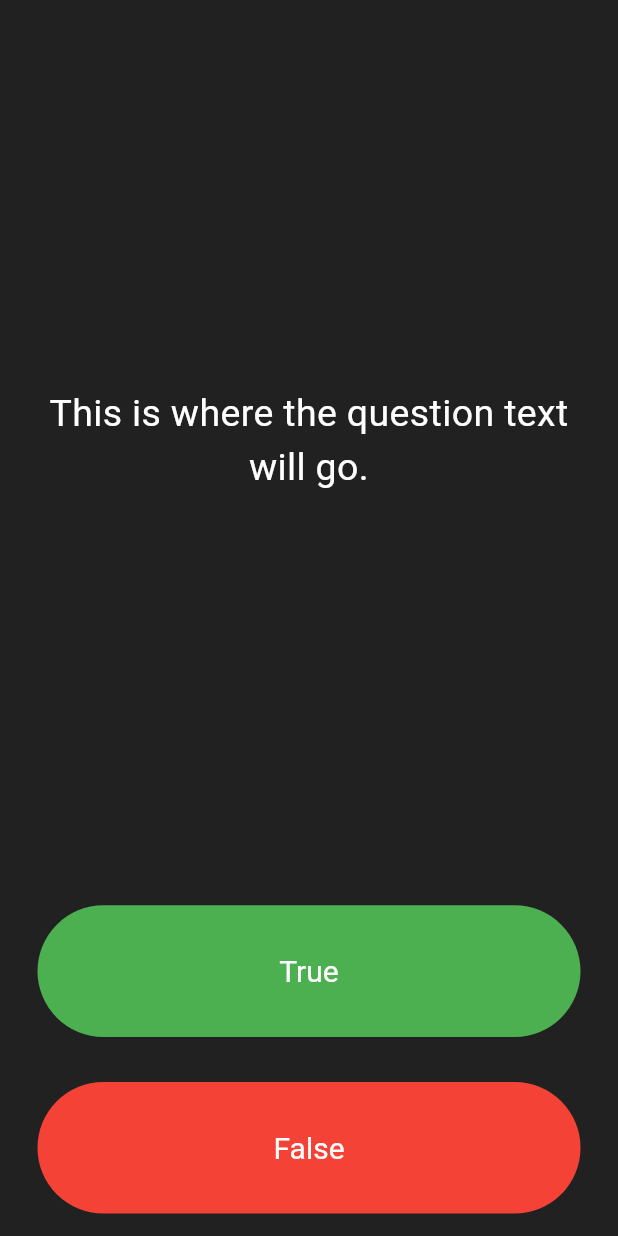
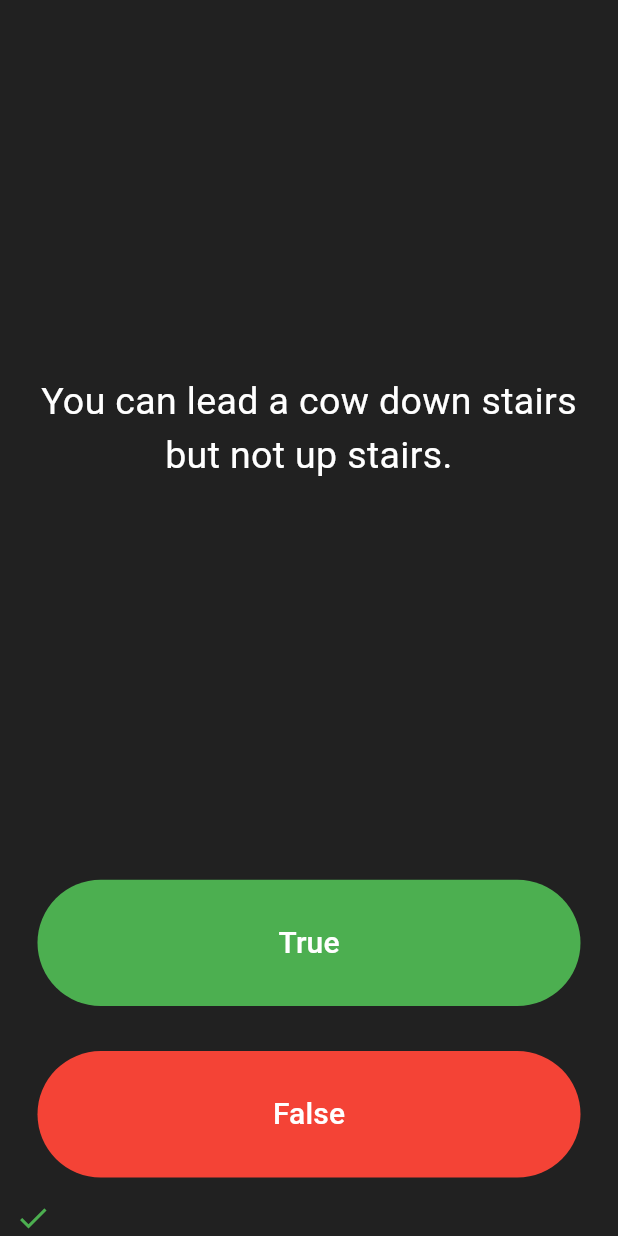
Before and after one commit to sky-hackeR/Quizzler, a Flutter app: the screen it shows after launch, after a tap on "True", on a phone screen of 412 x 824 dp. Run offline on Flutter 3.47's test engine with Material 3 defaults, Android fonts, the phone set to English and light mode, and no system bars; our stand-ins replace rflutter_alert.

Commit message:
Question logic done

```diff
--- a/lib/main.dart
+++ b/lib/main.dart
@@ -1,16 +1,18 @@
 import 'package:flutter/material.dart';
+import 'package:rflutter_alert/rflutter_alert.dart';
+import 'quiz_brain.dart';
 
-void main() => runApp(const Quizzler());
+QuizBrain quizBrain = QuizBrain();
+
+void main() => runApp(Quizzler());
 
 class Quizzler extends StatelessWidget {
-  const Quizzler({super.key});
-
   @override
   Widget build(BuildContext context) {
     return MaterialApp(
       home: Scaffold(
         backgroundColor: Colors.grey.shade900,
-        body: const SafeArea(
+        body: SafeArea(
           child: Padding(
             padding: EdgeInsets.symmetric(horizontal: 10.0),
             child: QuizPage(),
@@ -22,90 +24,89 @@ class Quizzler extends StatelessWidget {
 }
 
 class QuizPage extends StatefulWidget {
-  const QuizPage({super.key});
-
   @override
   _QuizPageState createState() => _QuizPageState();
 }
 
+class _QuizPageState extends State<QuizPage> {
   List<Icon> scoreKeeper = [];
 
-  List<String> questions = [
-    'You can lead a cow down stairs but not up stairs.',
-    'Approximately one quarter of human bones are in the feet.',
-    'A slug\'s blood is green.',
-  ];
+  void checkAnswer(bool userPickedAnswer) {
+    bool correctAnswer = quizBrain.getCorrectAnswer();
 
-class _QuizPageState extends State<QuizPage> {
+    setState(() {
+      if (quizBrain.isFinished()) {
+        Alert(
+          context: context,
+          title: 'Finished!',
+          desc: 'You\'ve reached the end of the quiz.',
+        ).show();
+        quizBrain.reset();
+        scoreKeeper = [];
+      } else {
+        if (userPickedAnswer == correctAnswer) {
+          scoreKeeper.add(Icon(Icons.check, color: Colors.green));
+        } else {
+          scoreKeeper.add(Icon(Icons.close, color: Colors.red));
+        }
+        quizBrain.nextQuestion();
+      }
+    });
+  }
+
   @override
   Widget build(BuildContext context) {
     return Column(
       mainAxisAlignment: MainAxisAlignment.spaceBetween,
       crossAxisAlignment: CrossAxisAlignment.stretch,
       children: <Widget>[
-        const Expanded(
+        Expanded(
           flex: 5,
           child: Padding(
             padding: EdgeInsets.all(10.0),
             child: Center(
               child: Text(
-                'This is where the question text will go.',
+                quizBrain.getQuestionText(),
                 textAlign: TextAlign.center,
-                style: TextStyle(
-                  fontSize: 25.0,
-                  color: Colors.white,
-                ),
+                style: TextStyle(fontSize: 25.0, color: Colors.white),
               ),
             ),
           ),
         ),
         Expanded(
           child: Padding(
-            padding: const EdgeInsets.all(15.0),
+            padding: EdgeInsets.all(15.0),
             child: TextButton(
               style: TextButton.styleFrom(
                 backgroundColor: Colors.green,
                 foregroundColor: Colors.white,
-                textStyle: const TextStyle(
-                  fontSize: 20.0,
-                ),
               ),
-              child: const Text('True'),
+              child: Text('True', style: TextStyle(fontSize: 20.0)),
               onPressed: () {
-                // The user picked true.
+                checkAnswer(true);
               },
             ),
           ),
         ),
         Expanded(
           child: Padding(
-            padding: const EdgeInsets.all(15.0),
+            padding: EdgeInsets.all(15.0),
             child: TextButton(
               style: TextButton.styleFrom(
                 backgroundColor: Colors.red,
                 foregroundColor: Colors.white,
-                textStyle: const TextStyle(
-                  fontSize: 20.0,
-                ),
               ),
-              child: const Text('False'),
+              child: Text('False', style: TextStyle(fontSize: 20.0)),
               onPressed: () {
-                // The user picked false.
+                checkAnswer(false);
               },
             ),
           ),
         ),
-        // TODO: Add a Row here as your score keeper
         Row(
           children: scoreKeeper,
-        )
+        ),
       ],
     );
   }
 }
-
-/*
-question1: 'You can lead a cow down stairs but not up stairs.', false,
-question2: 'Approximately one quarter of human bones are in the feet.', true,
-question3: 'A slug's blood is green.', true,
-*/
--- /dev/null
+++ b/lib/question.dart
@@ -0,0 +1,6 @@
+class Question {
+  final String questionText;
+  final bool questionAnswer;
+
+  Question(this.questionText, this.questionAnswer);
+}
--- /dev/null
+++ b/lib/quiz_brain.dart
@@ -0,0 +1,66 @@
+import 'question.dart';
+
+class QuizBrain {
+  int _questionNumber = 0;
+
+  List<Question> _questionBank = [
+    Question('Some cats are actually allergic to humans', true),
+    Question('You can lead a cow down stairs but not up stairs.', false),
+    Question('Approximately one quarter of human bones are in the feet.', true),
+    Question('A slug\'s blood is green.', true),
+    Question('Buzz Aldrin\'s mother\'s maiden name was \"Moon\".', true),
+    Question('It is illegal to pee in the Ocean in Portugal.', true),
+    Question(
+        'No piece of square dry paper can be folded in half more than 7 times.',
+        false),
+    Question(
+        'In London, UK, if you happen to die in the House of Parliament, you are technically entitled to a state funeral, because the building is considered too sacred a place.',
+        true),
+    Question(
+        'The loudest sound produced by any animal is 188 decibels. That animal is the African Elephant.',
+        false),
+    Question(
+        'The total surface area of two human lungs is approximately 70 square metres.',
+        true),
+    Question('Google was originally called \"Backrub\".', true),
+    Question(
+        'Chocolate affects a dog\'s heart and nervous system; a few ounces are enough to kill a small dog.',
+        true),
+    Question(
+        'In West Virginia, USA, if you accidentally hit an animal with your car, you are free to take it home to eat.',
+        true),
+  ];
+
+  void nextQuestion() {
+    if (_questionNumber < _questionBank.length - 1) {
+      _questionNumber++;
+    }
+  }
+
+  String getQuestionText() {
+    return _questionBank[_questionNumber].questionText;
+  }
+
+  bool getCorrectAnswer() {
+    return _questionBank[_questionNumber].questionAnswer;
+  }
+
+  //TODO: Step 3 Part A - Create a method called isFinished() here that checks to see if we have reached the last question. It should return (have an output) true if we've reached the last question and it should return false if we're not there yet.
+
+  bool isFinished() {
+    if (_questionNumber >= _questionBank.length - 1) {
+      //TODO: Step 3 Part B - Use a print statement to check that isFinished is returning true when you are indeed at the end of the quiz and when a restart should happen.
+
+      print('Now returning true');
+      return true;
+
+    } else {
+      return false;
+    }
+  }
+
+  //TODO: Step 4 part B - Create a reset() method here that sets the questionNumber back to 0.
+  void reset() {
+    _questionNumber = 0;
+  }
+}
```
Also changed, not shown: pubspec.yaml (+13 -35 lines), pubspec.lock.
